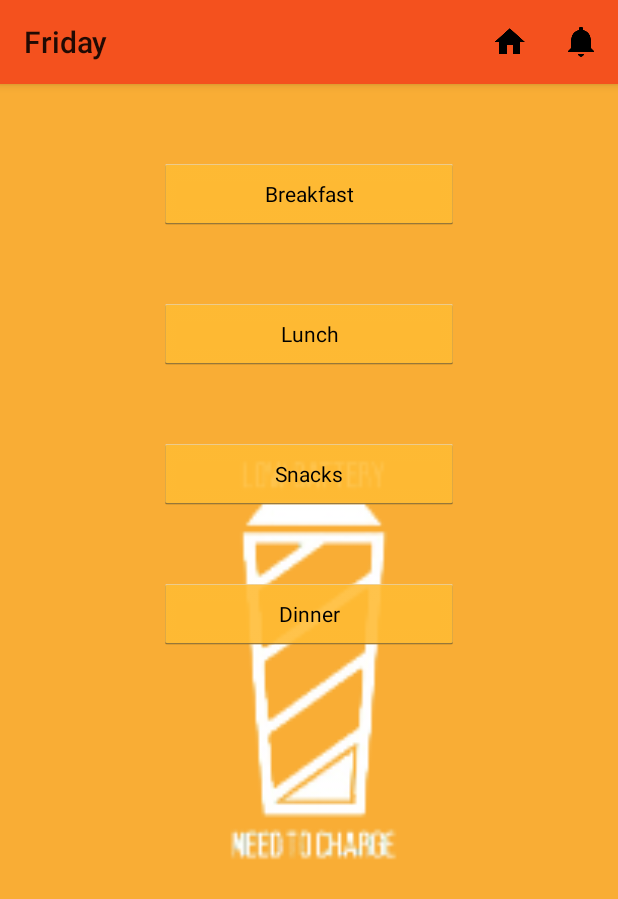
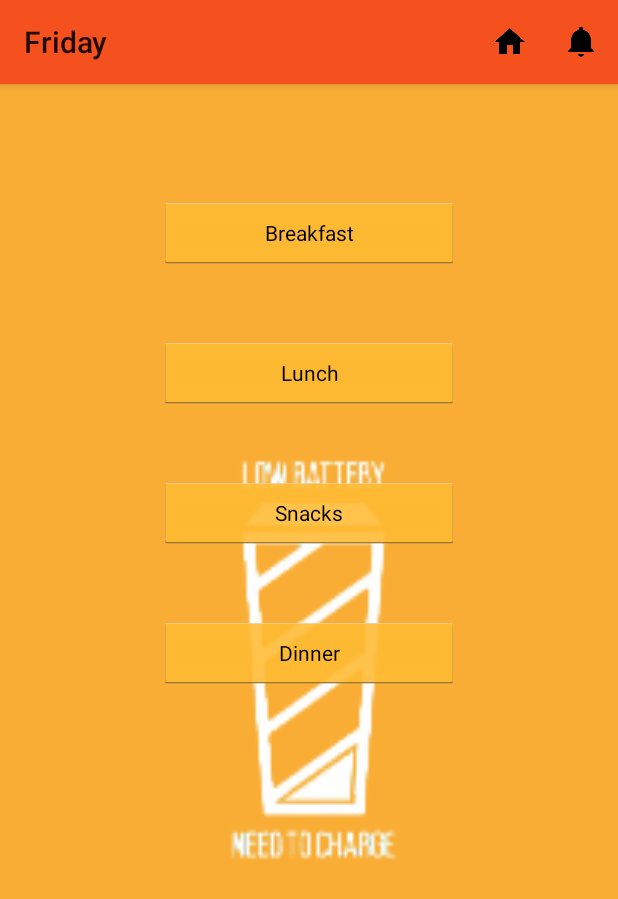
Before and after one commit to DamienDigvijay/MessDL, an Android app: the DayActivityFriday screen opened directly, with no data from a screen before it, on a phone screen of 412 x 824 dp. Shown: the top 899 px of the screen. Run offline under Robolectric (Android 15) with nearby library versions, the phone set to English and light mode, and no system bars.

Commit message:
All java files updated

```diff
--- a/app/src/main/res/layout/day_activity_friday.xml
+++ b/app/src/main/res/layout/day_activity_friday.xml
@@ -14,47 +14,44 @@
         android:scaleType="fitXY" />
 
     <Button
-        android:layout_width="wrap_content"
+        android:layout_width="200dp"
         android:layout_height="wrap_content"
         android:id="@+id/breakfast_button"
-        android:layout_marginTop="49dp"
+        android:layout_marginTop="75dp"
         android:text="@string/text_breakfast"
         android:onClick="breakfastClick"
-        android:width="200dp"
         android:layout_alignParentTop="true"
-        android:layout_centerHorizontal="true" />
+        android:layout_centerHorizontal="true"
+        android:width="200dp" />
 
     <Button
-        android:layout_width="wrap_content"
+        android:layout_width="200dp"
         android:layout_height="wrap_content"
         android:text="@string/text_lunch"
         android:id="@+id/lunch_button"
         android:layout_below="@+id/breakfast_button"
         android:layout_centerHorizontal="true"
         android:layout_marginTop="45dp"
-        android:onClick="lunchClick"
-        android:width="200dp" />
+        android:onClick="lunchClick"/>
 
     <Button
-        android:layout_width="wrap_content"
+        android:layout_width="200dp"
         android:layout_height="wrap_content"
         android:text="@string/text_snacks"
         android:id="@+id/snacks_button"
         android:layout_below="@+id/lunch_button"
         android:layout_centerHorizontal="true"
         android:layout_marginTop="45dp"
-        android:onClick="snacksClick"
-        android:width="200dp" />
+        android:onClick="snacksClick" />
 
     <Button
-        android:layout_width="wrap_content"
+        android:layout_width="200dp"
         android:layout_height="wrap_content"
         android:text="@string/text_dinner"
         android:id="@+id/dinner_button"
         android:layout_below="@+id/snacks_button"
         android:layout_centerHorizontal="true"
         android:layout_marginTop="45dp"
-        android:onClick="dinnerClick"
-        android:width="200dp" />
+        android:onClick="dinnerClick" />
 
 </RelativeLayout>
```
Also changed, not shown: app/src/main/res/layout/day_activity_monday.xml (+5 -5 lines), app/src/main/res/layout/day_activity_saturday.xml (+5 -5 lines), app/src/main/res/layout/day_activity_sunday.xml (+5 -5 lines), app/src/main/res/layout/day_activity_thursday.xml (+5 -5 lines), app/src/main/res/layout/day_activity_tuesday.xml (+5 -5 lines), app/src/main/res/layout/day_activity_wednesday.xml (+5 -5 lines).
